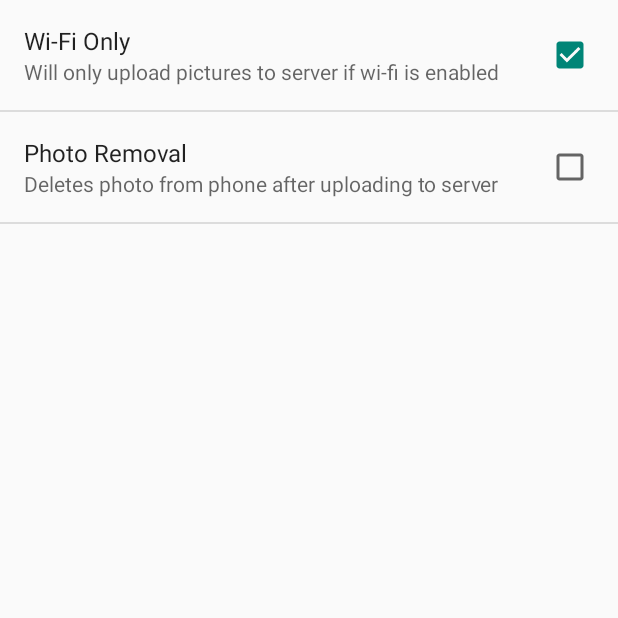
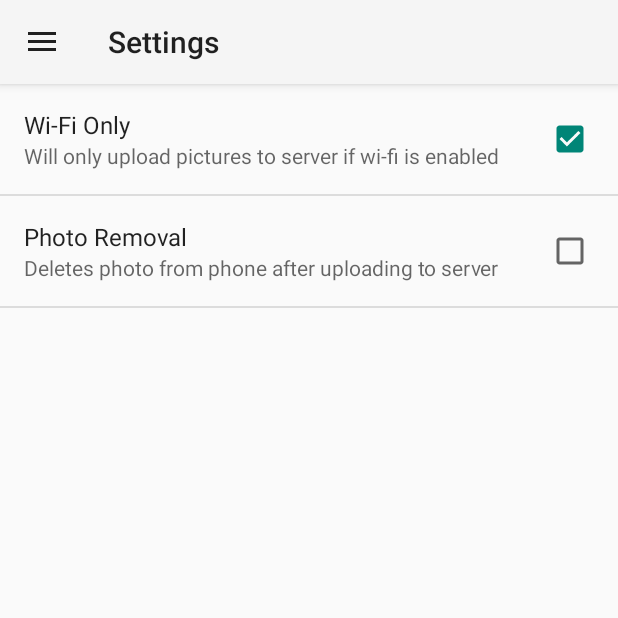
Before and after one commit to lamp333/WIFIRE, an Android app: the SettingsActivity screen opened directly, with no data from a screen before it, after a tap on "Wi-Fi Only", on a phone screen of 412 x 824 dp, the top half of it. Run offline under Robolectric (Android 15) with nearby library versions, the phone set to English and light mode, and no system bars.

Commit message:
added drawer in settings

```diff
--- a/app/src/main/java/com/example/yuzur/maps/SettingsActivity.java
+++ b/app/src/main/java/com/example/yuzur/maps/SettingsActivity.java
@@ -1,20 +1,128 @@
 package com.example.yuzur.maps;
 
 import android.app.Activity;
+import android.content.Intent;
 import android.os.Bundle;
+import android.support.v4.widget.DrawerLayout;
+import android.support.v7.app.ActionBarDrawerToggle;
+import android.support.v7.app.AppCompatActivity;
+import android.util.Log;
+import android.view.MenuItem;
+import android.view.View;
+import android.widget.AdapterView;
+import android.widget.ArrayAdapter;
+import android.widget.ListView;
 
-/**
- * Created by Chris Ozawa on 11/16/2017.
- */
+public class SettingsActivity extends AppCompatActivity {
+    private final int HOME = 0;
+    private final int TAKE_PICTURE = 1;
+    private final int SETTINGS = 2;
+    private final int ABOUT = 3;
 
-public class SettingsActivity extends Activity {
+    private DrawerLayout mDrawerLayout;
+    private ListView mDrawerList;
+    private String[] mNavMenuOptions;
+    private ActionBarDrawerToggle mDrawerToggle;
+
     @Override
     protected void onCreate(Bundle savedInstanceState) {
         super.onCreate(savedInstanceState);
+        setContentView(R.layout.activity_settings);
 
         // Display the fragment as the main content.
         getFragmentManager().beginTransaction()
-                .replace(android.R.id.content, new SettingsFragment())
+                .add(R.id.settings_fragment, new SettingsFragment())
                 .commit();
+
+        getSupportActionBar().setDisplayHomeAsUpEnabled(true);
+        getSupportActionBar().setHomeButtonEnabled(true);
+
+        mNavMenuOptions = getResources().getStringArray(R.array.nav_menu);
+        mDrawerLayout = (DrawerLayout) findViewById(R.id.drawer_layout);
+        mDrawerList = (ListView) findViewById(R.id.navList);
+
+        // Set the adapter for the list view
+        mDrawerList.setAdapter(new ArrayAdapter<String>(this, android.R.layout.simple_list_item_1, mNavMenuOptions));
+        // Set the list's click listener
+        mDrawerList.setOnItemClickListener(new AdapterView.OnItemClickListener() {
+            @Override
+            public void onItemClick(AdapterView<?> adapterView, View view, int i, long l) {
+                Log.d("asdf", i + "");
+                switch (i) {
+                    case HOME:
+                        goHome();
+                        break;
+                    case TAKE_PICTURE:
+                        startPictureIntent();
+                        break;
+                    case SETTINGS:
+                        mDrawerLayout.closeDrawers();
+                        break;
+                    case ABOUT:
+                        openAbout();
+                        break;
+                }
+            }
+        });
+
+        mDrawerToggle = new ActionBarDrawerToggle(this, mDrawerLayout,
+                R.string.drawer_open, R.string.drawer_close) {
+
+            /** Called when a drawer has settled in a completely open state. */
+            public void onDrawerOpened(View drawerView) {
+                super.onDrawerOpened(drawerView);
+                getSupportActionBar().setTitle("Navigation");
+                invalidateOptionsMenu(); // creates call to onPrepareOptionsMenu()
+            }
+
+            /** Called when a drawer has settled in a completely closed state. */
+            public void onDrawerClosed(View view) {
+                super.onDrawerClosed(view);
+                getSupportActionBar().setTitle(getTitle().toString());
+                invalidateOptionsMenu(); // creates call to onPrepareOptionsMenu()
+            }
+        };
+
+        mDrawerToggle.setDrawerIndicatorEnabled(true);
+        mDrawerLayout.addDrawerListener(mDrawerToggle);
+    }
+
+    @Override
+    protected void onPostCreate(Bundle savedInstanceState) {
+        super.onPostCreate(savedInstanceState);
+        mDrawerToggle.syncState();
+    }
+
+    @Override
+    public boolean onOptionsItemSelected(MenuItem item) {
+        // Activate the navigation drawer toggle
+        if (mDrawerToggle.onOptionsItemSelected(item)) {
+            return true;
+        }
+
+        return super.onOptionsItemSelected(item);
+    }
+
+    private void startPictureIntent() {
+        Intent i = new Intent(this, CameraActivity.class);
+        /*i.putExtra("longitude", longitude);
+        i.putExtra("latitude", latitude);
+        i.putExtra("altitude", altitude);
+        i.putExtra("accuracy", accuracy);
+        i.putExtra("direction", azimuth);*/
+
+        startActivity(i);
+    }
+
+    private void openAbout() {
+        Intent i = new Intent(this, AboutActivity.class);
+        startActivity(i);
+    }
+
+    private void goHome(){
+        Log.d("asdf", "going home");
+        Intent i = new Intent(this, MapsActivity.class);
+        i.addFlags(Intent.FLAG_ACTIVITY_CLEAR_TASK|Intent.FLAG_ACTIVITY_SINGLE_TOP);
+        startActivity(i);
     }
 }
--- /dev/null
+++ b/app/src/main/res/layout/activity_settings.xml
@@ -0,0 +1,21 @@
+<?xml version="1.0" encoding="utf-8"?>
+<android.support.v4.widget.DrawerLayout xmlns:android="http://schemas.android.com/apk/res/android"
+    xmlns:app="http://schemas.android.com/apk/res-auto"
+    android:id="@+id/drawer_layout"
+    android:layout_width="match_parent"
+    android:layout_height="match_parent">
+
+    <RelativeLayout
+        android:layout_width="match_parent"
+        android:layout_height="match_parent"
+        android:id="@+id/settings_fragment">
+    </RelativeLayout>
+
+    <ListView
+        android:id="@+id/navList"
+        android:layout_width="200dp"
+        android:layout_height="match_parent"
+        android:layout_gravity="start"
+        android:background="#ffffff"/>
+
+</android.support.v4.widget.DrawerLayout>
--- a/app/src/main/res/values/strings.xml
+++ b/app/src/main/res/values/strings.xml
@@ -1,7 +1,9 @@
 <resources>
     <string name="app_name">WIFIRE</string>
     <string name="title_activity_maps">WIFIRE</string>
+    <string name="title_activity_camera">Camera</string>
     <string name="title_activity_about">About</string>
+    <string name="title_activity_settings">Settings</string>
 
     <string-array name="nav_menu">
         <item>Home</item>
```
Also changed, not shown: app/src/main/AndroidManifest.xml (+8 -2 lines).
